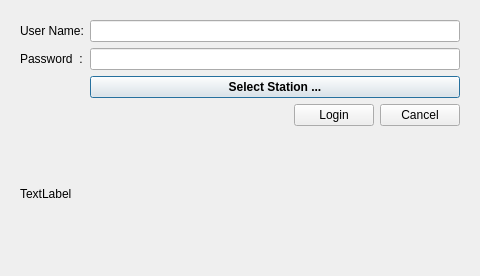
Old version of the form rave/security/loginform.ui in the repository pgathogo/raven.
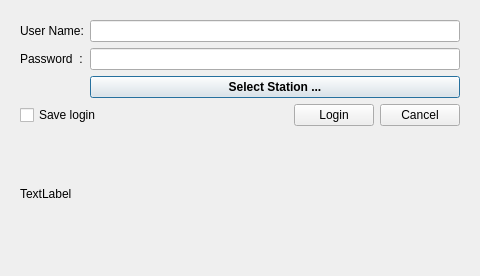
New version of the form.

Commit message:
PixelPlan: Save login credentials
Users can now save login credentials (username and password) so
that next time they open the application they don't have to
type-in the details.

```diff
--- a/rave/security/loginform.ui
+++ b/rave/security/loginform.ui
@@ -84,6 +84,13 @@
        </item>
        <item>
         <layout class="QHBoxLayout" name="horizontalLayout">
+         <item>
+          <widget class="QCheckBox" name="cbSaveCred">
+           <property name="text">
+            <string>Save login</string>
+           </property>
+          </widget>
+         </item>
          <item>
           <spacer name="horizontalSpacer">
            <property name="orientation">
```
The commit also changes 9 other files.
